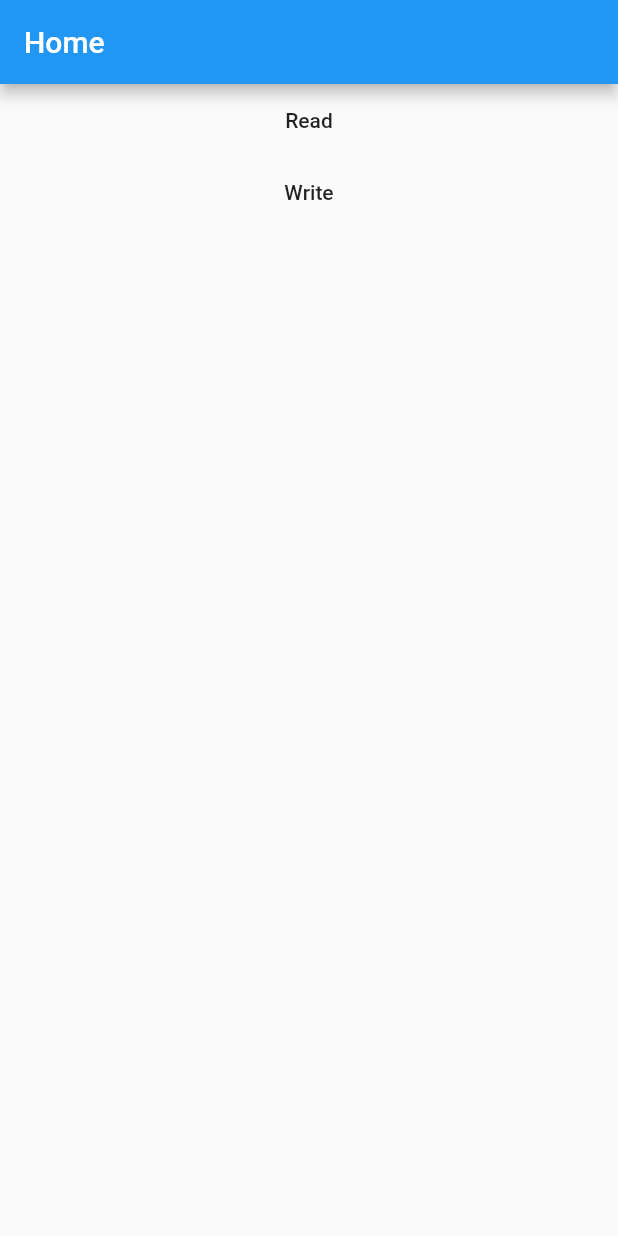
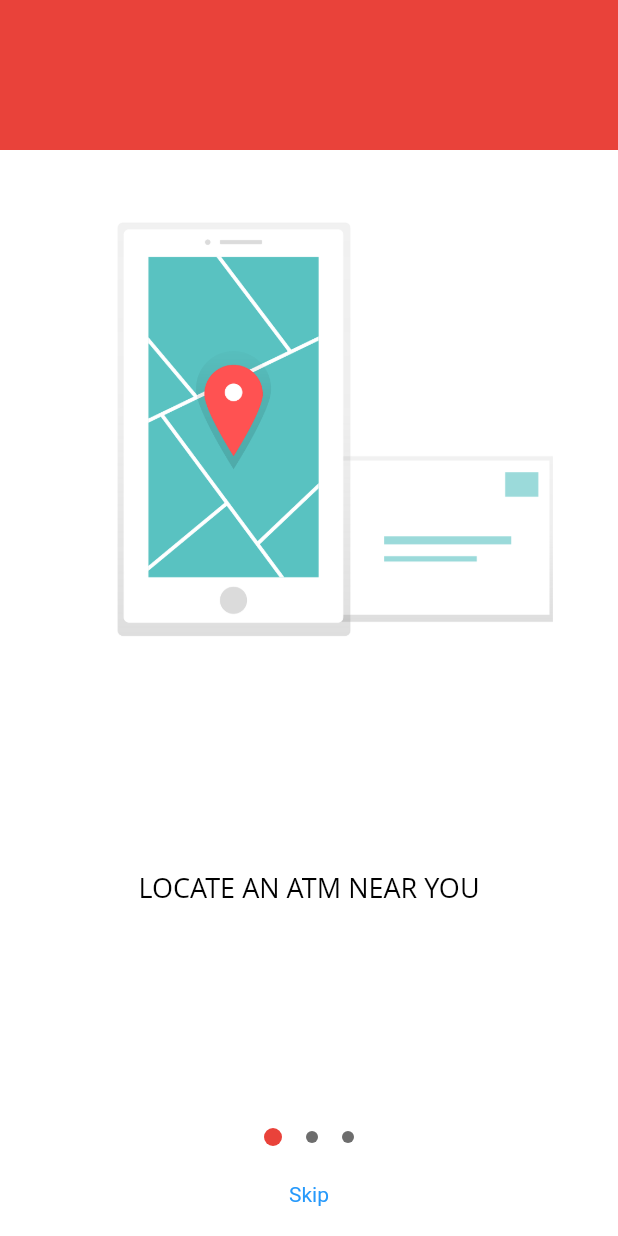
Before and after one commit to nikkiedd/DevHakcs, a Flutter app: the screen it shows after launch, on a phone screen of 412 x 824 dp. Run offline on Flutter 3.47's test engine with Material 2 defaults, Android fonts, the phone set to English and light mode, and no system bars; missing offline and left inert: nfc_in_flutter, oauth2; Roboto replaces fonts that are missing (Open Sans).

Commit message:
no message

```diff
--- /dev/null
+++ b/future_in_banking/lib/Onboarding/FirstScreen.dart
@@ -0,0 +1,46 @@
+import 'package:flutter/material.dart';
+
+class FirstScreen extends StatelessWidget{
+  @override
+  Widget build(BuildContext context) {
+    return Center( child: Column(children: <Widget>[
+      Container(height: 100,),
+      Image.asset('images/undraw_mail1_uab6.png'),
+      Container(height: 100,),
+      Text("LOCATE AN ATM NEAR YOU", style: TextStyle(
+          fontFamily: "Open Sans",
+          color: Colors.black,
+          fontSize: 18.0),)
+    ],)) ;
+  }
+}
+
+class SecondScreen extends StatelessWidget{
+  @override
+  Widget build(BuildContext context) {
+    return Center( child: Column(children: <Widget>[
+      Container(height: 100,),
+      Image.asset('images/undraw_mail1_uab6.png'),
+      Container(height: 100,),
+      Text("LOCATE AN ATM NEAR YOU", style: TextStyle(
+          fontFamily: "Open Sans",
+          color: Colors.black,
+          fontSize: 18.0),)
+    ],)) ;
+  }
+}
+
+class ThirdScreen extends StatelessWidget{
+  @override
+  Widget build(BuildContext context) {
+    return Center( child: Column(children: <Widget>[
+      Container(height: 100,),
+      Image.asset('images/undraw_mail1_uab6.png'),
+      Container(height: 100,),
+      Text("LOCATE AN ATM NEAR YOU", style: TextStyle(
+          fontFamily: "Open Sans",
+          color: Colors.black,
+          fontSize: 18.0),)
+    ],)) ;
+  }
+}
--- /dev/null
+++ b/future_in_banking/lib/Onboarding/Onboarding.dart
@@ -0,0 +1,104 @@
+import 'package:flutter/material.dart';
+
+import 'FirstScreen.dart';
+
+class OnboardingPage extends StatefulWidget {
+  OnboardingPage({Key key}) : super(key: key);
+  @override
+  _OnboardingState createState() => _OnboardingState();
+}
+class _OnboardingState extends State<OnboardingPage>{
+  int currentPageValue = 0;
+  int previousPageValue = 0;
+  PageController controller;
+
+  final List<Widget> introWidgetsList = <Widget>[
+    FirstScreen(),
+    SecondScreen(),
+    ThirdScreen()
+  ];
+
+  @override
+  Widget build(BuildContext context) {
+    return Scaffold(body: SafeArea(
+      child: Container(
+        color: Color(0xFFE9423A),
+        child: (
+            Stack(
+              alignment: AlignmentDirectional.bottomCenter,
+              children: <Widget>[
+                Container(
+                  height: 500,
+                  decoration: BoxDecoration(color: Colors.white ),),
+                PageView.builder(
+                  physics: ClampingScrollPhysics(),
+                  itemCount: introWidgetsList.length,
+                  onPageChanged: (int page) {
+                    getChangedPageAndMoveBar(page);
+                  },
+                  controller: controller,
+                  itemBuilder: (context, index) {
+                    return introWidgetsList[index];
+                  },
+                ),
+                Stack(
+                  alignment: AlignmentDirectional.topStart,
+                  children: <Widget>[
+                    Container(
+                      margin: EdgeInsets.only(bottom: 60),
+                      child: Row(
+                        mainAxisSize: MainAxisSize.min,
+                        mainAxisAlignment: MainAxisAlignment.center,
+                        children: <Widget>[
+                          for (int i = 0; i < introWidgetsList.length; i++)
+                            if (i == currentPageValue) ...[circleBar(true)] else
+                              circleBar(false),
+                        ],
+                      ),
+                    ),
+                  ],
+                ),
+                Visibility(
+                  visible: currentPageValue == introWidgetsList.length - 1
+                      ? true
+                      : false,
+                  child: Align(
+                    alignment: AlignmentDirectional.bottomEnd,
+                    child: Container(
+                      margin: EdgeInsets.only(right: 16, bottom: 40),
+                      child: FloatingActionButton(
+                        onPressed: () {
+                        },
+                        shape: BeveledRectangleBorder(
+                            borderRadius: BorderRadius.all(Radius.circular(26))),
+                        child: Icon(Icons.arrow_forward),
+                      ),
+                    ),
+                  ),
+                ),
+                GestureDetector(child:Container(child:Text("Skip", style: TextStyle(color: Color(0xFF2699FB)), ) , padding: EdgeInsets.only(bottom: 20),) ,)
+              ],
+            )
+        ),
+      ),
+    ) ,);
+  }
+
+  void getChangedPageAndMoveBar(int page) {
+    currentPageValue = page;
+    setState(() {});
+  }
+
+  Widget circleBar(bool isActive) {
+    return AnimatedContainer(
+      duration: Duration(milliseconds: 150),
+      margin: EdgeInsets.symmetric(horizontal: 8),
+      height: isActive ? 12 : 8,
+      width: isActive ? 12 : 8,
+      decoration: BoxDecoration(
+          color: isActive ? Color(0xFFE9423A) : Color(0xFF6D6D6D),
+          borderRadius: BorderRadius.all(Radius.circular(12))),
+    );
+  }
+
+}
--- a/future_in_banking/lib/main.dart
+++ b/future_in_banking/lib/main.dart
@@ -2,6 +2,7 @@ import 'package:flutter/material.dart';
 import 'package:future_in_banking/providers/OAuthProvider.dart';
 
 import 'HomePage.dart';
+import 'Onboarding/Onboarding.dart';
 
 void main() => runApp(MyApp());
 
@@ -23,7 +24,7 @@ class MyApp extends StatelessWidget {
         // is not restarted.
         primarySwatch: Colors.blue,
       ),
-      home: MyHomePage(),
+      home: OnboardingPage(),
     );
   }
 }
--- a/future_in_banking/pubspec.yaml
+++ b/future_in_banking/pubspec.yaml
@@ -25,7 +25,7 @@ dependencies:
     path: D:\Projects\Flutter\MVision
   oauth2: ^1.5.0
   nfc_in_flutter: ^2.0.1
-
+  flutter_svg: ^0.15.0
   # The following adds the Cupertino Icons font to your application.
   # Use with the CupertinoIcons class for iOS style icons.
   cupertino_icons: ^0.1.2
@@ -35,12 +35,14 @@ dev_dependencies:
     sdk: flutter
 
 
+
 # For information on the generic Dart part of this file, see the
 # following page: https://dart.dev/tools/pub/pubspec
 
 # The following section is specific to Flutter.
 flutter:
-
+  assets:
+    - images/
   # The following line ensures that the Material Icons font is
   # included with your application, so that you can use the icons in
   # the material Icons class.
```
Also changed, not shown: future_in_banking/images/undraw_Mobile_app_p3ts.png (added), future_in_banking/images/undraw_mail1_uab6.png (added), future_in_banking/images/undraw_mobile_pay_9abj.png (added), future_in_banking/images/undraw_mobile_payments_edgf.png (added), future_in_banking/pubspec.lock, 1 other file.
